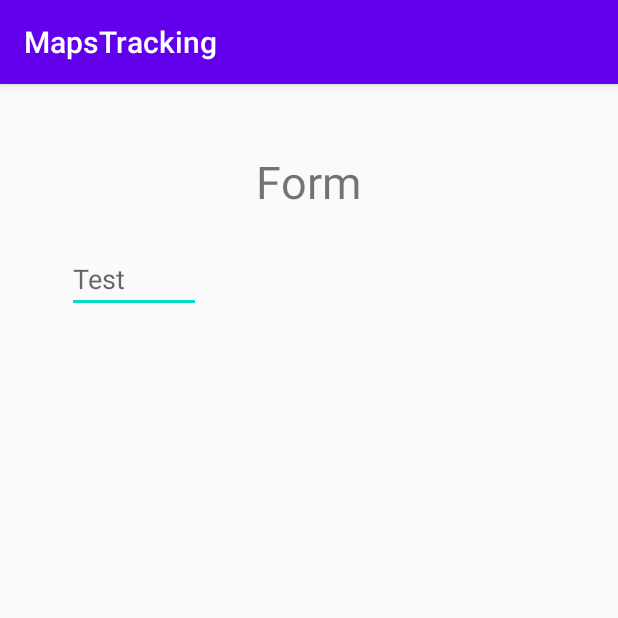
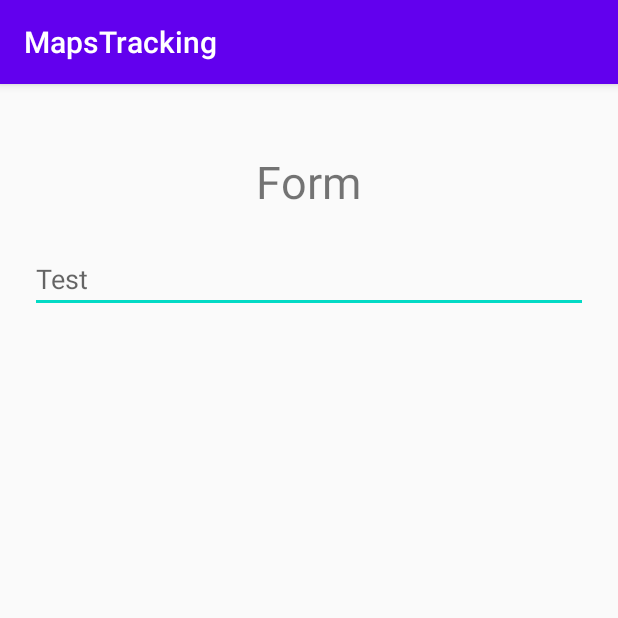
Before and after one commit to hendyfalentino/realtime_location, an Android app: the SetoranActivity screen opened directly, with no data from a screen before it, on a phone screen of 412 x 824 dp, the top half of it. Run offline under Robolectric (Android 15) with nearby library versions, the light colour scheme and no system bars.

Commit message:
Add Setoran Activity

```diff
--- a/app/src/main/AndroidManifest.xml
+++ b/app/src/main/AndroidManifest.xml
@@ -26,7 +26,7 @@
         <receiver
             android:name=".Service.TrackingService"/>
 
-        <activity android:name=".FormActivity" />
+        <activity android:name=".SetoranActivity" />
         <!--
              The API key for Google Maps-based APIs is defined as a string resource.
              (See the file "res/values/google_maps_api.xml").
--- a/app/src/main/java/com/example/mapstracking/MainActivity.java
+++ b/app/src/main/java/com/example/mapstracking/MainActivity.java
@@ -66,7 +66,7 @@ public class MainActivity extends AppCompatActivity {
         btn_form.setOnClickListener(new View.OnClickListener() {
             @Override
             public void onClick(View view) {
-                Intent intent = new Intent(MainActivity.this, FormActivity.class);
+                Intent intent = new Intent(MainActivity.this, SetoranActivity.class);
                 startActivity(intent);
             }
         });
--- a/app/src/main/java/com/example/mapstracking/FormActivity.java
+++ b/app/src/main/java/com/example/mapstracking/SetoranActivity.java
@@ -4,11 +4,11 @@ import androidx.appcompat.app.AppCompatActivity;
 
 import android.os.Bundle;
 
-public class FormActivity extends AppCompatActivity {
+public class SetoranActivity extends AppCompatActivity {
 
     @Override
     protected void onCreate(Bundle savedInstanceState) {
         super.onCreate(savedInstanceState);
-        setContentView(R.layout.activity_form);
+        setContentView(R.layout.activity_setoran);
     }
 }
--- a/app/src/main/java/com/example/mapstracking/userHandler/LoginActivity.java
+++ b/app/src/main/java/com/example/mapstracking/userHandler/LoginActivity.java
@@ -2,6 +2,7 @@ package com.example.mapstracking.userHandler;
 
 import androidx.appcompat.app.AppCompatActivity;
 
+import android.app.ProgressDialog;
 import android.content.Intent;
 import android.os.Bundle;
 import android.view.View;
@@ -58,6 +59,8 @@ public class LoginActivity extends AppCompatActivity {
     }
 
     private void Login(){
+        final ProgressDialog progressDialog = new ProgressDialog(this);
+        progressDialog.show();
         uId = id_petugas.getText().toString();
         uPass = password_petugas.getText().toString().trim();
         apiInterface = ApiClient.getRetrofitInstance().create(ApiInterface.class);
@@ -67,6 +70,7 @@ public class LoginActivity extends AppCompatActivity {
             public void onResponse(Call<Petugas> call, Response<Petugas> response) {
                 if(response.body() != null) {
                     sessionManager.createSession(uId);
+                    progressDialog.cancel();
                     Intent intent = new Intent(LoginActivity.this, MainActivity.class);
                     startActivity(intent);
                     finish();
--- a/app/src/main/res/layout/activity_form.xml
+++ b/app/src/main/res/layout/activity_setoran.xml
@@ -4,7 +4,7 @@
     xmlns:tools="http://schemas.android.com/tools"
     android:layout_width="match_parent"
     android:layout_height="match_parent"
-    tools:context=".FormActivity">
+    tools:context=".SetoranActivity">
 
     <TextView
         android:layout_marginTop="20pt"
@@ -17,17 +17,20 @@
 
     <RelativeLayout
         android:layout_below="@id/tv_Form"
-        android:layout_width="wrap_content"
-        android:layout_height="wrap_content">
+        android:layout_width="match_parent"
+        android:layout_height="wrap_content"
+        android:layout_marginStart="20dp"
+        android:layout_marginLeft="20dp"
+        android:layout_marginRight="20dp"
+        android:layout_marginEnd="20dp">
 
         <EditText
             android:id="@+id/test"
             android:layout_marginTop="10pt"
-            android:layout_marginLeft="20pt"
-            android:layout_width="wrap_content"
+            android:layout_width="match_parent"
             android:layout_height="wrap_content"
             android:inputType="text"
-            android:hint="Test          "
+            android:hint="Test"
             android:autofillHints="Test" />
 
 
```
